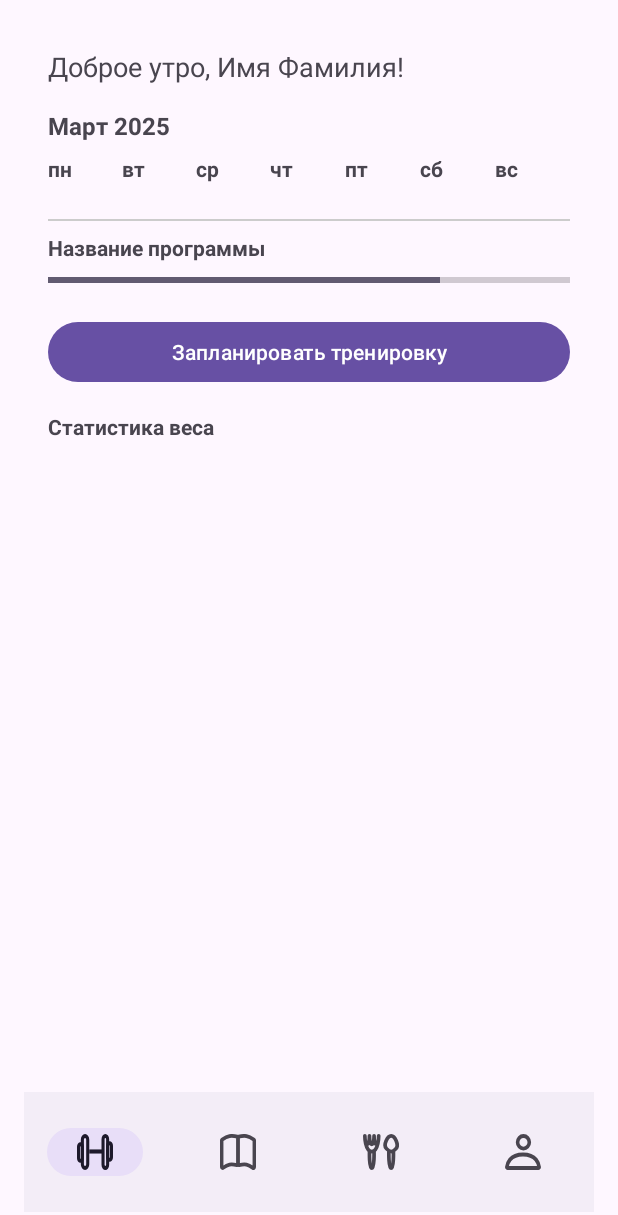
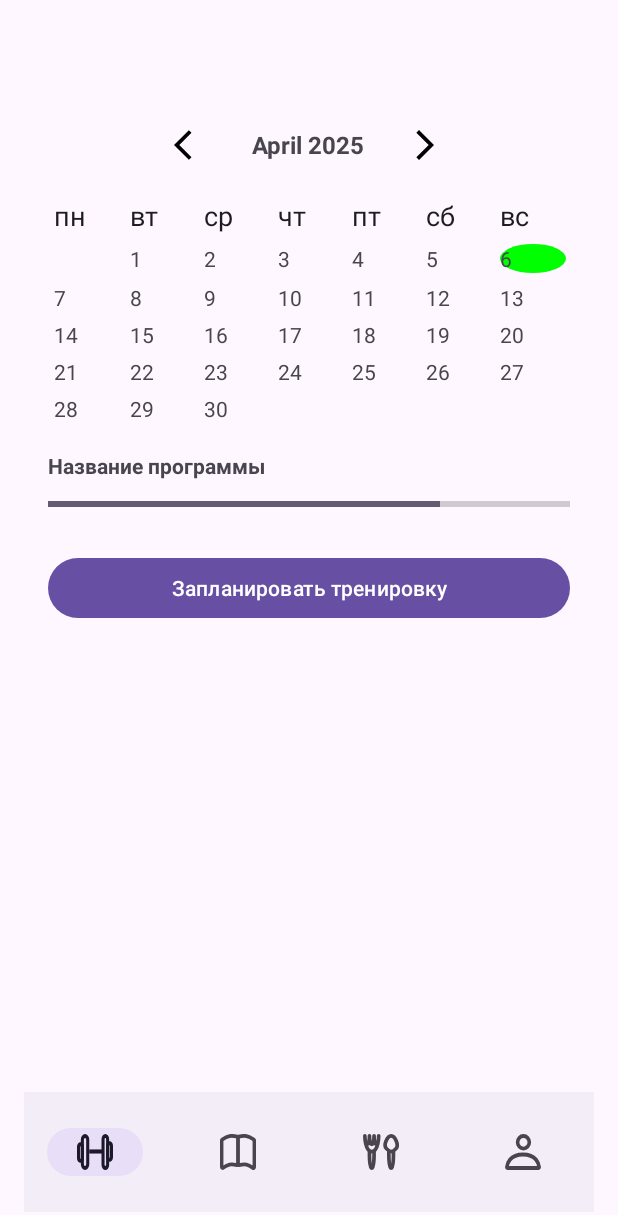
Before and after one commit to Pixsele/TKO_Fitness, an Android app: the screen it shows after launch (MainActivity), on a phone screen of 412 x 824 dp. Shown: the top 1215 px of the screen. Run offline under Robolectric (Android 15) with nearby library versions, the phone set to English and light mode, and no system bars; our stand-ins replace CircleImageView.

Commit message:
Add planing train and new fragment

```diff
--- a/app/build.gradle.kts
+++ b/app/build.gradle.kts
@@ -53,7 +53,7 @@ dependencies {
     implementation ("com.jakewharton.threetenabp:threetenabp:1.4.4")
     implementation ("androidx.lifecycle:lifecycle-runtime-ktx:2.6.2")
     implementation ("org.jetbrains.kotlinx:kotlinx-coroutines-core:1.7.3")
-    implementation ("com.github.kirich1409:viewbindingpropertydelegate:1.5.9")
+    implementation("androidx.gridlayout:gridlayout:1.0.0")
     testImplementation(libs.junit)
     androidTestImplementation(libs.androidx.junit)
     androidTestImplementation(libs.androidx.espresso.core)
--- a/app/src/main/java/tk/ssau/fitnesstko/FragmentWorkout.kt
+++ b/app/src/main/java/tk/ssau/fitnesstko/FragmentWorkout.kt
@@ -1,61 +1,189 @@
 package tk.ssau.fitnesstko
 
+import android.graphics.Color
+import android.graphics.drawable.GradientDrawable
 import android.os.Bundle
 import android.view.View
 import androidx.fragment.app.Fragment
-import androidx.lifecycle.Lifecycle
-import androidx.lifecycle.lifecycleScope
-import androidx.lifecycle.repeatOnLifecycle
-import kotlinx.coroutines.delay
-import kotlinx.coroutines.flow.Flow
-import kotlinx.coroutines.flow.flow
-import kotlinx.coroutines.launch
+import androidx.gridlayout.widget.GridLayout
 import tk.ssau.fitnesstko.databinding.WorkoutBinding
-import java.time.LocalTime
+import java.text.SimpleDateFormat
+import java.util.Calendar
+import java.util.Locale
 
 class FragmentWorkout : Fragment(R.layout.workout) {
+
     private lateinit var binding: WorkoutBinding
     private lateinit var prefs: PreferencesManager
+    private val currentCalendar: Calendar = Calendar.getInstance()
 
     override fun onViewCreated(view: View, savedInstanceState: Bundle?) {
         super.onViewCreated(view, savedInstanceState)
         binding = WorkoutBinding.bind(view)
         prefs = (activity as MainActivity).prefs
-        observeUserName()
+        binding.btnPlanWorkout.setOnClickListener {
+            parentFragmentManager.beginTransaction()
+                .replace(R.id.flFragment, ScheduleWorkoutFragment())
+                .addToBackStack(null)
+                .commit()
+        }
+        setupNavigation()
+        setupCalendar()
     }
 
-    private fun observeUserName() {
-        lifecycleScope.launch {
-            repeatOnLifecycle(Lifecycle.State.STARTED) {
-                tickerFlow(60_000).collect {
-                    updateGreeting()
-                }
+    private fun setupNavigation() {
+        binding.btnPrevMonth.setOnClickListener { changeMonth(-1) }
+        binding.btnNextMonth.setOnClickListener { changeMonth(1) }
+    }
+
+    private fun changeMonth(monthsToAdd: Int) {
+        currentCalendar.add(Calendar.MONTH, monthsToAdd)
+        setupCalendar()
+    }
+
+    private fun setupCalendar() {
+        binding.calendarGrid.removeAllViews()
+        updateMonthHeader()
+        setupDaysOfWeek()
+        fillCalendarDays()
+    }
+
+    private fun updateMonthHeader() {
+        val dateFormat = SimpleDateFormat("MMMM yyyy", Locale.getDefault())
+        binding.tvMonth.text = dateFormat.format(currentCalendar.time)
+    }
+
+    private fun setupDaysOfWeek() {
+        val daysOfWeek = listOf("пн", "вт", "ср", "чт", "пт", "сб", "вс")
+        daysOfWeek.forEach { day ->
+            val dayView = DayView(requireContext()).apply {
+                text = day
+                setTextAppearance(android.R.style.TextAppearance_Medium)
             }
-        }
-    }
-    private fun tickerFlow(periodMillis: Long): Flow<Unit> = flow {
-        while (true) {
-            emit(Unit)
-            delay(periodMillis)
+            addViewToGrid(dayView)
         }
     }
 
-    private fun updateGreeting() {
-        val currentTime = LocalTime.now()
-        val greeting = when (currentTime) {
-            in GoodMorning -> "Доброе утро"
-            in GoodAfternoon -> "Добрый день"
-            in GoodEvening -> "Добрый вечер"
-            else -> "Доброй ночи"
+    private fun fillCalendarDays() {
+        val tempCalendar = currentCalendar.clone() as Calendar
+        tempCalendar.set(Calendar.DAY_OF_MONTH, 1)
+
+        val firstDayOfWeek = tempCalendar.get(Calendar.DAY_OF_WEEK)
+        val offset = calculateOffset(firstDayOfWeek)
+
+        repeat(offset) { addEmptyView() }
+
+        val maxDay = tempCalendar.getActualMaximum(Calendar.DAY_OF_MONTH)
+        for (day in 1..maxDay) {
+            val dayView = createDayView(day)
+            addViewToGrid(dayView)
+        }
+    }
+
+    private fun calculateOffset(firstDayOfWeek: Int): Int {
+        return when (firstDayOfWeek) {
+            Calendar.MONDAY -> 0
+            else -> (firstDayOfWeek - Calendar.MONDAY + 7) % 7
+        }
+    }
+
+    private fun createDayView(day: Int): DayView {
+        return DayView(requireContext()).apply {
+            text = day.toString()
+            state = calculateDayState(day)
+            setOnClickListener { handleDayClick(day) }
+        }
+    }
+
+    private fun calculateDayState(day: Int): DayView.WorkoutState {
+        val workoutDate = currentCalendar.clone() as Calendar
+        workoutDate.set(Calendar.DAY_OF_MONTH, day)
+
+        return when {
+            isWorkoutCompleted(workoutDate) -> DayView.WorkoutState.COMPLETED
+            isToday(workoutDate) -> DayView.WorkoutState.TODAY
+            isWorkoutPlanned(workoutDate) -> DayView.WorkoutState.PLANNED
+            else -> DayView.WorkoutState.NONE
+        }
+    }
+
+    private fun isWorkoutCompleted(date: Calendar): Boolean {
+        val formattedDate = formatDate(date)
+        return date.before(Calendar.getInstance()) && prefs.getWorkouts().contains(formattedDate)
+    }
+
+    private fun isToday(date: Calendar): Boolean {
+        val today = Calendar.getInstance()
+        return date.get(Calendar.DAY_OF_YEAR) == today.get(Calendar.DAY_OF_YEAR) &&
+                date.get(Calendar.YEAR) == today.get(Calendar.YEAR)
+    }
+
+    private fun isWorkoutPlanned(date: Calendar): Boolean {
+        return prefs.getWorkouts().contains(formatDate(date))
+    }
+
+    private fun formatDate(calendar: Calendar): String {
+        return SimpleDateFormat("yyyy-MM-dd", Locale.getDefault()).format(calendar.time)
+    }
+
+    private fun addEmptyView() {
+        binding.calendarGrid.addView(View(context).apply {
+            layoutParams = GridLayout.LayoutParams().apply {
+                width = 0
+                height = GridLayout.LayoutParams.WRAP_CONTENT
+                columnSpec = GridLayout.spec(GridLayout.UNDEFINED, 1f)
+            }
+        })
+    }
+
+    private fun addViewToGrid(view: View) {
+        val params = GridLayout.LayoutParams().apply {
+            width = 0
+            height = GridLayout.LayoutParams.WRAP_CONTENT
+            columnSpec = GridLayout.spec(GridLayout.UNDEFINED, 1f)
+            setMargins(4, 4, 4, 4)
+        }
+        binding.calendarGrid.addView(view, params)
+    }
+
+    private fun handleDayClick(day: Int) {
+        // Обработка клика по дню
+    }
+
+    class DayView(context: android.content.Context) :
+        androidx.appcompat.widget.AppCompatTextView(context) {
+
+        enum class WorkoutState { NONE, PLANNED, TODAY, COMPLETED }
+
+        var state: WorkoutState = WorkoutState.NONE
+            set(value) {
+                field = value
+                updateAppearance()
+            }
+
+        private fun updateAppearance() {
+            when (state) {
+                WorkoutState.PLANNED -> setBackgroundWithDashedBorder()
+                WorkoutState.TODAY -> setSolidBackground(Color.GREEN)
+                WorkoutState.COMPLETED -> setSolidBackground(Color.GRAY)
+                else -> background = null
+            }
         }
 
-        binding.tvGreeting.text = "$greeting, ${prefs.getFullName()}!"
-    }
+        private fun setBackgroundWithDashedBorder() {
+            val shape = GradientDrawable().apply {
+                shape = GradientDrawable.OVAL
+                setStroke(2, Color.BLACK, 5f, 10f)
+            }
+            background = shape
+        }
 
-    // Современный подход к определению временных диапазонов
-    private companion object TimeRanges {
-        val GoodMorning = LocalTime.of(5, 0)..LocalTime.of(11, 59)
-        val GoodAfternoon = LocalTime.of(12, 0)..LocalTime.of(16, 59)
-        val GoodEvening = LocalTime.of(17, 0)..LocalTime.of(22, 59)
+        private fun setSolidBackground(color: Int) {
+            val shape = GradientDrawable().apply {
+                shape = GradientDrawable.OVAL
+                setColor(color)
+            }
+            background = shape
+        }
     }
 }
--- a/app/src/main/java/tk/ssau/fitnesstko/PreferencesManager.kt
+++ b/app/src/main/java/tk/ssau/fitnesstko/PreferencesManager.kt
@@ -4,13 +4,34 @@ import android.content.Context
 import androidx.core.content.edit
 
 class PreferencesManager(context: Context) {
-    private val sharedPreferences = context.getSharedPreferences("user_prefs", Context.MODE_PRIVATE)
+    private val sharedPreferences =
+        context.getSharedPreferences("fitness_prefs", Context.MODE_PRIVATE)
 
+    // Сохранение данных пользователя
     fun saveUserData(firstName: String, lastName: String, age: String) {
         sharedPreferences.edit {
             putString("firstName", firstName)
             putString("lastName", lastName)
             putString("age", age)
+        }
+    }
+
+    fun getFirstName() = sharedPreferences.getString("firstName", "") ?: ""
+    fun getLastName() = sharedPreferences.getString("lastName", "") ?: ""
+
+    // Получение полного имени
+    fun getFullName(): String {
+        val firstName = sharedPreferences.getString("firstName", "") ?: ""
+        val lastName = sharedPreferences.getString("lastName", "") ?: ""
+        return if (firstName.isNotEmpty() && lastName.isNotEmpty()) "$firstName $lastName" else "Имя Фамилия"
+    }
+
+    // Сохранение тренировки
+    fun saveWorkout(date: String, type: String) {
+        val workouts = getWorkouts().toMutableSet()
+        workouts.add("$date|$type")
+        sharedPreferences.edit {
+            putStringSet("workouts", workouts)
         }
     }
 
@@ -20,20 +41,14 @@ class PreferencesManager(context: Context) {
         }
     }
 
-    fun getFullName(): String {
-        val firstName = getFirstName()
-        val lastName = getLastName()
-        return if (firstName.isNotEmpty() && lastName.isNotEmpty()) {
-            "$firstName $lastName"
-        } else {
-            "Имя Фамилия"
-        }
-    }
-
     fun getLastWeight(): String =
         sharedPreferences.getString("lastWeight", "Нет данных") ?: "Нет данных"
 
-    fun getFirstName() = sharedPreferences.getString("firstName", "") ?: ""
-    fun getLastName() = sharedPreferences.getString("lastName", "") ?: ""
-    fun getAge() = sharedPreferences.getString("age", "") ?: ""
+    // Получение всех тренировок
+    fun getWorkouts(): Set<String> =
+        sharedPreferences.getStringSet("workouts", emptySet()) ?: emptySet()
+
+    // Получение возраста
+    fun getAge(): String =
+        sharedPreferences.getString("age", "") ?: ""
 }
--- /dev/null
+++ b/app/src/main/res/drawable/ic_arrow_left.xml
@@ -0,0 +1,5 @@
+<vector xmlns:android="http://schemas.android.com/apk/res/android" android:autoMirrored="true" android:height="24dp" android:tint="#000000" android:viewportHeight="24" android:viewportWidth="24" android:width="24dp">
+
+    <path android:fillColor="@android:color/white" android:pathData="M11.67,3.87L9.9,2.1 0,12l9.9,9.9 1.77,-1.77L3.54,12z"/>
+
+</vector>
--- /dev/null
+++ b/app/src/main/res/drawable/ic_arrow_right.xml
@@ -0,0 +1,5 @@
+<vector xmlns:android="http://schemas.android.com/apk/res/android" android:autoMirrored="true" android:height="24dp" android:tint="#000000" android:viewportHeight="24" android:viewportWidth="24" android:width="24dp">
+
+    <path android:fillColor="@android:color/white" android:pathData="M6.23,20.23l1.77,1.77l10,-10l-10,-10l-1.77,1.77l8.23,8.23z"/>
+
+</vector>
--- a/app/src/main/res/layout/workout.xml
+++ b/app/src/main/res/layout/workout.xml
@@ -1,5 +1,6 @@
 <?xml version="1.0" encoding="utf-8"?>
 <ScrollView xmlns:android="http://schemas.android.com/apk/res/android"
+    xmlns:app="http://schemas.android.com/apk/res-auto"
     android:layout_width="match_parent"
     android:layout_height="match_parent"
     android:padding="16dp">
@@ -14,106 +15,68 @@
             android:id="@+id/tvGreeting"
             android:layout_width="match_parent"
             android:layout_height="wrap_content"
-            android:text="Добрый вечер, имя!"
             android:textSize="18sp"
             android:layout_marginBottom="16dp"/>
-
-        <TextView
-            android:layout_width="match_parent"
-            android:layout_height="wrap_content"
-            android:text="Март 2025"
-            android:textSize="16sp"
-            android:textStyle="bold"
-            android:layout_marginBottom="8dp"/>
 
         <LinearLayout
             android:layout_width="match_parent"
             android:layout_height="wrap_content"
             android:orientation="horizontal"
-            android:layout_marginBottom="16dp">
+            android:gravity="center"
+            android:layout_marginBottom="8dp">
+
+            <ImageButton
+                android:id="@+id/btnPrevMonth"
+                android:layout_width="48dp"
+                android:layout_height="48dp"
+                android:src="@drawable/ic_arrow_left"
+                android:background="?selectableItemBackgroundBorderless"/>
 
             <TextView
-                android:layout_width="0dp"
+                android:id="@+id/tvMonth"
+                android:layout_width="wrap_content"
                 android:layout_height="wrap_content"
-                android:layout_weight="1"
-                android:text="пн"
-                android:textStyle="bold"/>
+                android:textSize="16sp"
+                android:textStyle="bold"
+                android:layout_marginHorizontal="16dp"/>
 
-            <TextView
-                android:layout_width="0dp"
-                android:layout_height="wrap_content"
-                android:layout_weight="1"
-                android:text="вт"
-                android:textStyle="bold"/>
-
-            <TextView
-                android:layout_width="0dp"
-                android:layout_height="wrap_content"
-                android:layout_weight="1"
-                android:text="ср"
-                android:textStyle="bold"/>
-
-            <TextView
-                android:layout_width="0dp"
-                android:layout_height="wrap_content"
-                android:layout_weight="1"
-                android:text="чт"
-                android:textStyle="bold"/>
-
-            <TextView
-                android:layout_width="0dp"
-                android:layout_height="wrap_content"
-                android:layout_weight="1"
-                android:text="пт"
-                android:textStyle="bold"/>
-
-            <TextView
-                android:layout_width="0dp"
-                android:layout_height="wrap_content"
-                android:layout_weight="1"
-                android:text="сб"
-                android:textStyle="bold"/>
-
-            <TextView
-                android:layout_width="0dp"
-                android:layout_height="wrap_content"
-                android:layout_weight="1"
-                android:text="вс"
-                android:textStyle="bold"/>
+            <ImageButton
+                android:id="@+id/btnNextMonth"
+                android:layout_width="48dp"
+                android:layout_height="48dp"
+                android:src="@drawable/ic_arrow_right"
+                android:background="?selectableItemBackgroundBorderless"/>
         </LinearLayout>
 
-        <View
+        <androidx.gridlayout.widget.GridLayout
+            android:id="@+id/calendarGrid"
             android:layout_width="match_parent"
-            android:layout_height="1dp"
-            android:background="#CCC"
-            android:layout_marginVertical="8dp"/>
+            android:layout_height="wrap_content"
+            app:alignmentMode="alignBounds"
+            app:columnCount="7"
+            app:rowCount="6"
+            app:useDefaultMargins="true"/>
 
         <TextView
             android:layout_width="match_parent"
             android:layout_height="wrap_content"
             android:text="Название программы"
             android:textStyle="bold"
-            android:layout_marginBottom="4dp"/>
+            android:layout_marginTop="16dp"/>
 
         <ProgressBar
             style="@style/Widget.AppCompat.ProgressBar.Horizontal"
             android:layout_width="match_parent"
             android:layout_height="wrap_content"
             android:progress="75"
-            android:layout_marginBottom="16dp"/>
+            android:layout_marginVertical="8dp"/>
 
         <Button
+            android:id="@+id/btnPlanWorkout"
             android:layout_width="match_parent"
             android:layout_height="wrap_content"
             android:text="Запланировать тренировку"
-            android:layout_marginBottom="16dp"/>
-
-        <TextView
-            android:layout_width="match_parent"
-            android:layout_height="wrap_content"
-            android:text="Статистика веса"
-            android:textStyle="bold"
-            android:layout_marginBottom="8dp"/>
+            android:layout_marginTop="16dp"/>
 
     </LinearLayout>
 </ScrollView>
```
Also changed, not shown: app/src/main/java/tk/ssau/fitnesstko/DayView.kt (added, +57 -0 lines), app/src/main/java/tk/ssau/fitnesstko/ScheduleWorkoutFragment.kt (added, +112 -0 lines), app/src/main/res/layout/fragment_schedule_workout.xml (added, +57 -0 lines).
